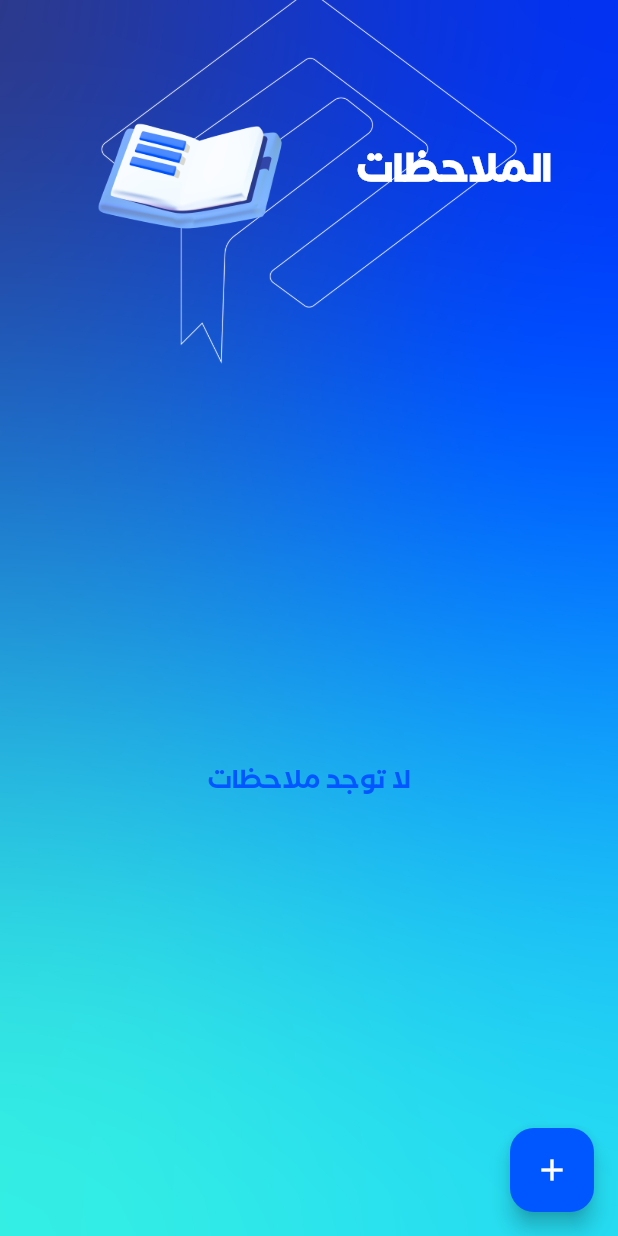
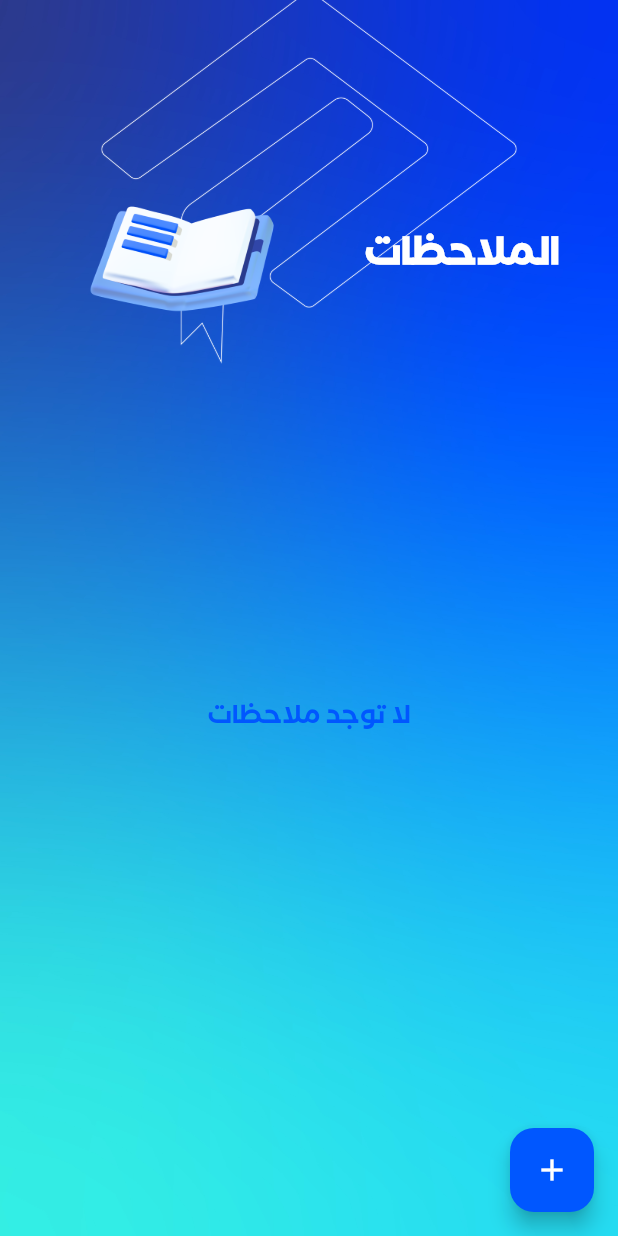
Before and after one commit to MohsenAhmed2632002/edutrack, a Flutter app: the Nots screen opened directly, on a phone screen of 412 x 824 dp. Run offline on Flutter 3.47's test engine with Material 3 defaults, Android fonts, the phone set to English and light mode, and no system bars; our stand-ins replace animate_do, bloc, cloud_firestore, device_preview, dropdown_search, equatable and 9 more; missing offline and left inert: syncfusion_flutter_pdfviewer, tap_to_expand; accounts and stored records are empty.

Commit message:
search +windows

```diff
--- a/lib/Home/NavPages/Nots.dart
+++ b/lib/Home/NavPages/Nots.dart
@@ -135,10 +135,6 @@
         children: [
           EduTrackContainer(),
           LinesImage(),
-          Padding(
-            padding: const EdgeInsets.all(16.0),
-            child: Column(
-              children: [
           HomeRowNameAndImage(
             myImage: AppImages.open_book,
             myWidget: FadeInRight(
@@ -152,7 +148,15 @@
               ),
             ),
           ),
-                const SizedBox(height: 20),
+          Padding(
+            padding: EdgeInsets.only(
+              top: 150.h, // لإفساح المجال تحت HomeRowNameAndImage
+              right: 16,
+              left: 16,
+              bottom: 16,
+            ),
+            child: Column(
+              children: [
                 Expanded(
                   child: tasks.isEmpty
                       ? Center(
--- a/lib/Sections/fieldEducation.dart
+++ b/lib/Sections/fieldEducation.dart
@@ -66,7 +66,7 @@
         children: [
           Container(
             height: 550.h,
-            child: SfPdfViewer.asset("assets/file2.pdf"),
+            child: SfPdfViewer.asset("assets/table/file2.pdf"),
           )
         ],
       ),
--- a/pubspec.yaml
+++ b/pubspec.yaml
@@ -75,7 +75,6 @@
     - assets/images/
     - assets/fonts/Rubik/
     - assets/fonts/
-    - assets/table/file.pdf
     - assets/table/file2.pdf
 
   #   - images/a_dot_ham.jpeg
```
Also changed, not shown: assets/images/sobhy3.jpg, 9 other files. Lines whose indentation alone changed are shown as unchanged.
